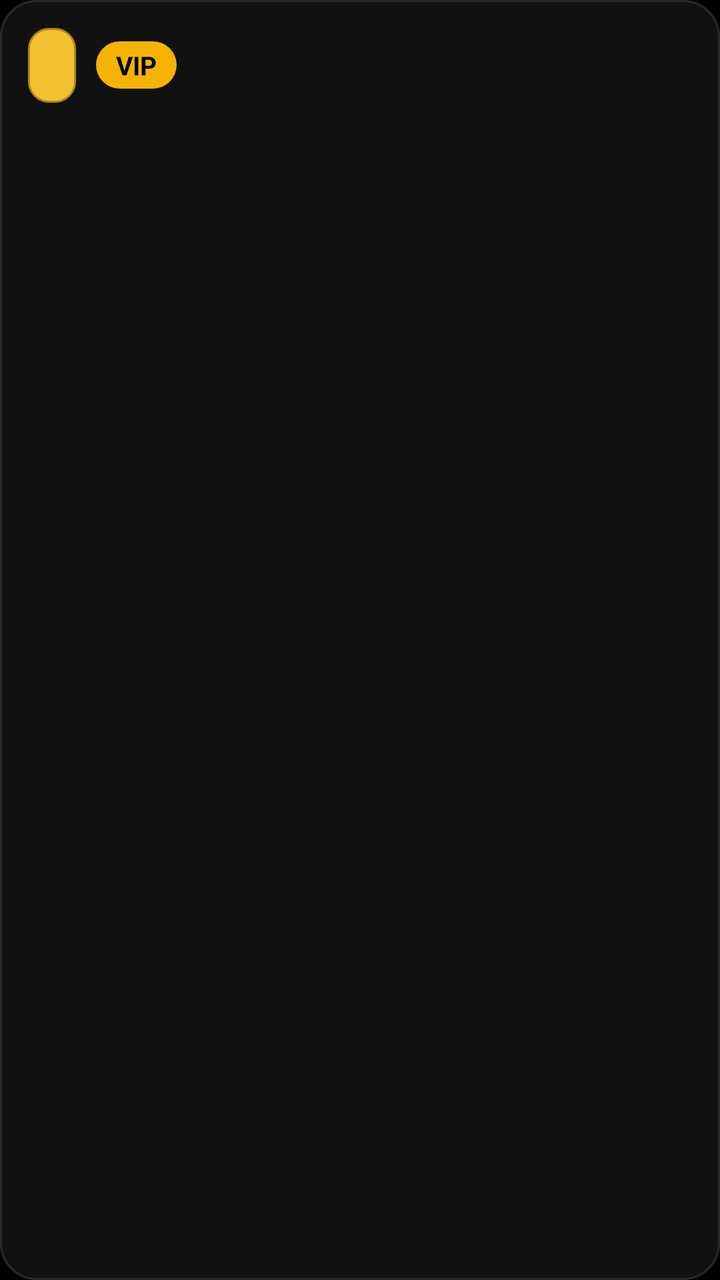
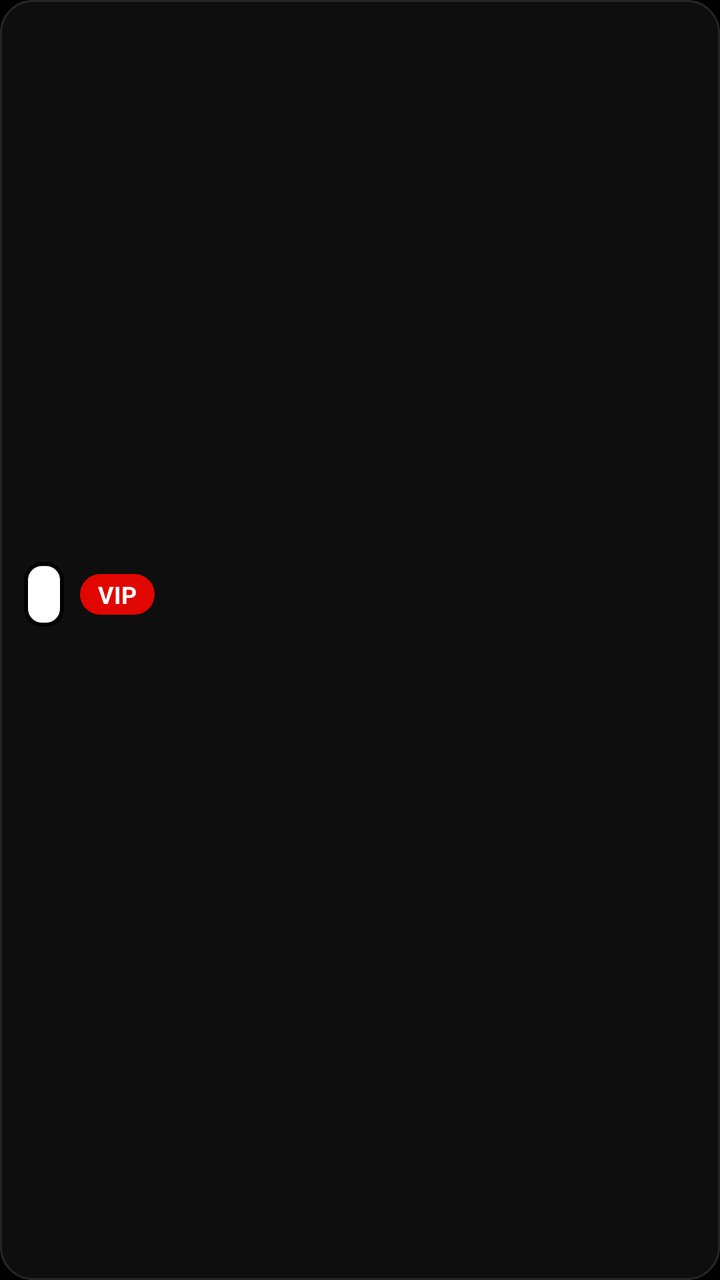

Before-and-after screenshots of an Android layout around one commit, followed by the original layout XML and the change that was made.
<!-- AndroidManifest.xml: application theme Theme.Reservas -->
<!-- res/layout/item_reserva.xml -->
<?xml version="1.0" encoding="utf-8"?>
<LinearLayout xmlns:android="http://schemas.android.com/apk/res/android"
    android:layout_width="match_parent"
    android:layout_height="wrap_content"
    android:layout_marginStart="16dp"
    android:layout_marginTop="5dp"
    android:layout_marginEnd="16dp"
    android:layout_marginBottom="5dp"
    android:background="@drawable/tarjeta"
    android:foreground="?attr/selectableItemBackground"
    android:orientation="vertical"
    android:padding="14dp">

    <LinearLayout
        android:layout_width="match_parent"
        android:layout_height="wrap_content"
        android:gravity="center_vertical"
        android:orientation="horizontal">

        <TextView
            android:id="@+id/itPlaca"
            android:layout_width="wrap_content"
            android:layout_height="wrap_content"
            android:background="@drawable/placa"
            android:fontFamily="monospace"
            android:paddingStart="12dp"
            android:paddingTop="4dp"
            android:paddingEnd="12dp"
            android:paddingBottom="4dp"
            android:textColor="@color/negro"
            android:textSize="22sp"
            android:textStyle="bold" />

        <TextView
            android:id="@+id/itVip"
            android:layout_width="wrap_content"
            android:layout_height="wrap_content"
            android:layout_marginStart="10dp"
            android:background="@drawable/badge_vip"
            android:paddingStart="10dp"
            android:paddingTop="3dp"
            android:paddingEnd="10dp"
            android:paddingBottom="3dp"
            android:text="VIP"
            android:textColor="@color/negro"
            android:textSize="13sp"
            android:textStyle="bold" />

        <View
            android:layout_width="0dp"
            android:layout_height="1dp"
            android:layout_weight="1" />

        <TextView
            android:id="@+id/itHora"
            android:layout_width="wrap_content"
            android:layout_height="wrap_content"
            android:textSize="14sp"
            android:textStyle="bold" />
    </LinearLayout>

    <TextView
        android:id="@+id/itNombre"
        android:layout_width="match_parent"
        android:layout_height="wrap_content"
        android:layout_marginTop="10dp"
        android:ellipsize="end"
        android:singleLine="true"
        android:textColor="@color/texto"
        android:textSize="17sp"
        android:textStyle="bold" />

    <TextView
        android:id="@+id/itDetalle"
        android:layout_width="match_parent"
        android:layout_height="wrap_content"
        android:layout_marginTop="2dp"
        android:ellipsize="end"
        android:maxLines="2"
        android:textColor="@color/texto_suave"
        android:textSize="13sp" />
</LinearLayout>
<!-- resources referenced by this layout -->
<resources>
  <color name="negro">#000000</color>
  <color name="texto">#FFFFFF</color>
  <color name="texto_suave">#8E8E93</color>
  <!-- drawable badge_vip (drawable) -->
  <?xml version="1.0" encoding="utf-8"?>
  <shape xmlns:android="http://schemas.android.com/apk/res/android" android:shape="rectangle">
      <solid android:color="@color/dorado" />
      <corners android:radius="100dp" />
  </shape>
  <!-- drawable placa (drawable) -->
  <?xml version="1.0" encoding="utf-8"?>
  <shape xmlns:android="http://schemas.android.com/apk/res/android" android:shape="rectangle">
      <solid android:color="@color/amarillo_placa" />
      <stroke android:width="1dp" android:color="#B38A12" />
      <corners android:radius="10dp" />
  </shape>
  <!-- drawable tarjeta (drawable) -->
  <?xml version="1.0" encoding="utf-8"?>
  <shape xmlns:android="http://schemas.android.com/apk/res/android" android:shape="rectangle">
      <solid android:color="@color/tarjeta" />
      <stroke android:width="1dp" android:color="@color/tarjeta_borde" />
      <corners android:radius="18dp" />
  </shape>
  <style name="Theme.Reservas" parent="Theme.Material3.Dark.NoActionBar">
          <item name="colorPrimary">@color/blanco</item>
          <item name="colorOnPrimary">@color/negro</item>
          <item name="colorSecondary">@color/verde</item>
          <item name="colorSurface">@color/tarjeta</item>
          <item name="android:windowBackground">@color/fondo</item>
          <item name="android:statusBarColor">@color/fondo</item>
          <item name="android:navigationBarColor">@color/fondo</item>
      </style>
  <color name="dorado">#F5B301</color>
  <color name="amarillo_placa">#F2C230</color>
  <color name="tarjeta">#111111</color>
  <color name="tarjeta_borde">#2A2A2A</color>
  <color name="blanco">#FFFFFF</color>
  <color name="verde">#22C55E</color>
  <color name="fondo">#000000</color>
</resources>

<!-- the commit's change to res/layout/item_reserva.xml (unified diff, before → after) -->
@@ -1,82 +1,103 @@
 <?xml version="1.0" encoding="utf-8"?>
 <LinearLayout xmlns:android="http://schemas.android.com/apk/res/android"
+    xmlns:app="http://schemas.android.com/apk/res-auto"
     android:layout_width="match_parent"
     android:layout_height="wrap_content"
     android:layout_marginStart="16dp"
-    android:layout_marginTop="5dp"
+    android:layout_marginTop="4dp"
     android:layout_marginEnd="16dp"
-    android:layout_marginBottom="5dp"
+    android:layout_marginBottom="4dp"
     android:background="@drawable/tarjeta"
     android:foreground="?attr/selectableItemBackground"
-    android:orientation="vertical"
-    android:padding="14dp">
+    android:gravity="center_vertical"
+    android:orientation="horizontal"
+    android:padding="12dp">
 
     <LinearLayout
-        android:layout_width="match_parent"
+        android:layout_width="0dp"
         android:layout_height="wrap_content"
-        android:gravity="center_vertical"
-        android:orientation="horizontal">
+        android:layout_weight="1"
+        android:orientation="vertical">
+
+        <LinearLayout
+            android:layout_width="match_parent"
+            android:layout_height="wrap_content"
+            android:gravity="center_vertical"
+            android:orientation="horizontal">
+
+            <TextView
+                android:id="@+id/itPlaca"
+                android:layout_width="wrap_content"
+                android:layout_height="wrap_content"
+                android:background="@drawable/placa"
+                android:fontFamily="monospace"
+                android:paddingStart="10dp"
+                android:paddingTop="2dp"
+                android:paddingEnd="10dp"
+                android:paddingBottom="2dp"
+                android:textColor="@color/negro"
+                android:textSize="21sp"
+                android:textStyle="bold" />
+
+            <TextView
+                android:id="@+id/itVip"
+                android:layout_width="wrap_content"
+                android:layout_height="wrap_content"
+                android:layout_marginStart="8dp"
+                android:background="@drawable/badge_vip"
+                android:paddingStart="9dp"
+                android:paddingTop="2dp"
+                android:paddingEnd="9dp"
+                android:paddingBottom="2dp"
+                android:text="VIP"
+                android:textColor="@color/blanco"
+                android:textSize="12sp"
+                android:textStyle="bold" />
+        </LinearLayout>
 
         <TextView
-            android:id="@+id/itPlaca"
-            android:layout_width="wrap_content"
+            android:id="@+id/itNombre"
+            android:layout_width="match_parent"
             android:layout_height="wrap_content"
-            android:background="@drawable/placa"
-            android:fontFamily="monospace"
-            android:paddingStart="12dp"
-            android:paddingTop="4dp"
-            android:paddingEnd="12dp"
-            android:paddingBottom="4dp"
-            android:textColor="@color/negro"
-            android:textSize="22sp"
+            android:layout_marginTop="6dp"
+            android:ellipsize="end"
+            android:singleLine="true"
+            android:textColor="@color/texto"
+            android:textSize="16sp"
             android:textStyle="bold" />
 
         <TextView
-            android:id="@+id/itVip"
-            android:layout_width="wrap_content"
+            android:id="@+id/itDetalle"
+            android:layout_width="match_parent"
             android:layout_height="wrap_content"
-            android:layout_marginStart="10dp"
-            android:background="@drawable/badge_vip"
-            android:paddingStart="10dp"
-            android:paddingTop="3dp"
-            android:paddingEnd="10dp"
-            android:paddingBottom="3dp"
-            android:text="VIP"
-            android:textColor="@color/negro"
-            android:textSize="13sp"
-            android:textStyle="bold" />
+            android:ellipsize="end"
+            android:singleLine="true"
+            android:textColor="@color/texto_suave"
+            android:textSize="13sp" />
+    </LinearLayout>
 
-        <View
-            android:layout_width="0dp"
-            android:layout_height="1dp"
-            android:layout_weight="1" />
+    <LinearLayout
+        android:layout_width="wrap_content"
+        android:layout_height="wrap_content"
+        android:layout_marginStart="8dp"
+        android:gravity="end|center_vertical"
+        android:orientation="vertical">
 
         <TextView
             android:id="@+id/itHora"
             android:layout_width="wrap_content"
             android:layout_height="wrap_content"
-            android:textSize="14sp"
+            android:textSize="13sp"
             android:textStyle="bold" />
+
+        <ImageView
+            android:id="@+id/itFoto"
+            android:layout_width="20dp"
+            android:layout_height="20dp"
+            android:layout_marginTop="6dp"
+            android:contentDescription="Tiene foto"
+            android:src="@drawable/ic_camara"
+            android:visibility="gone"
+            app:tint="@color/texto_suave" />
     </LinearLayout>
-
-    <TextView
-        android:id="@+id/itNombre"
-        android:layout_width="match_parent"
-        android:layout_height="wrap_content"
-        android:layout_marginTop="10dp"
-        android:ellipsize="end"
-        android:singleLine="true"
-        android:textColor="@color/texto"
-        android:textSize="17sp"
-        android:textStyle="bold" />
-
-    <TextView
-        android:id="@+id/itDetalle"
-        android:layout_width="match_parent"
-        android:layout_height="wrap_content"
-        android:layout_marginTop="2dp"
-        android:ellipsize="end"
-        android:maxLines="2"
-        android:textColor="@color/texto_suave"
-        android:textSize="13sp" />
 </LinearLayout>
<!-- resource entries referenced after the edit -->
@@ -2,42 +2,54 @@
 <resources>
   <color name="negro">#000000</color>
   <color name="texto">#FFFFFF</color>
-  <color name="texto_suave">#8E8E93</color>
+  <color name="texto_suave">#9B9B9B</color>
   <!-- drawable badge_vip (drawable) -->
   <?xml version="1.0" encoding="utf-8"?>
   <shape xmlns:android="http://schemas.android.com/apk/res/android" android:shape="rectangle">
-      <solid android:color="@color/dorado" />
+      <solid android:color="@color/rojo" />
       <corners android:radius="100dp" />
   </shape>
+  <!-- drawable ic_camara (drawable) -->
+  <?xml version="1.0" encoding="utf-8"?>
+  <vector xmlns:android="http://schemas.android.com/apk/res/android"
+      android:width="24dp"
+      android:height="24dp"
+      android:viewportWidth="24"
+      android:viewportHeight="24">
+      <path
+          android:fillColor="#FFFFFFFF"
+          android:pathData="M12,15.2c1.77,0 3.2,-1.43 3.2,-3.2S13.77,8.8 12,8.8 8.8,10.23 8.8,12s1.43,3.2 3.2,3.2zM9,2L7.17,4H4c-1.1,0 -2,0.9 -2,2v12c0,1.1 0.9,2 2,2h16c1.1,0 2,-0.9 2,-2V6c0,-1.1 -0.9,-2 -2,-2h-3.17L15,2H9zM12,17c-2.76,0 -5,-2.24 -5,-5s2.24,-5 5,-5 5,2.24 5,5 -2.24,5 -5,5z" />
+  </vector>
   <!-- drawable placa (drawable) -->
   <?xml version="1.0" encoding="utf-8"?>
   <shape xmlns:android="http://schemas.android.com/apk/res/android" android:shape="rectangle">
-      <solid android:color="@color/amarillo_placa" />
-      <stroke android:width="1dp" android:color="#B38A12" />
-      <corners android:radius="10dp" />
+      <solid android:color="@color/blanco" />
+      <stroke android:width="2dp" android:color="@color/negro" />
+      <corners android:radius="8dp" />
   </shape>
   <!-- drawable tarjeta (drawable) -->
   <?xml version="1.0" encoding="utf-8"?>
   <shape xmlns:android="http://schemas.android.com/apk/res/android" android:shape="rectangle">
       <solid android:color="@color/tarjeta" />
       <stroke android:width="1dp" android:color="@color/tarjeta_borde" />
-      <corners android:radius="18dp" />
+      <corners android:radius="16dp" />
   </shape>
   <style name="Theme.Reservas" parent="Theme.Material3.Dark.NoActionBar">
           <item name="colorPrimary">@color/blanco</item>
           <item name="colorOnPrimary">@color/negro</item>
-          <item name="colorSecondary">@color/verde</item>
+          <item name="colorSecondary">@color/rojo</item>
+          <item name="colorOnSecondary">@color/blanco</item>
+          <item name="colorError">@color/rojo</item>
           <item name="colorSurface">@color/tarjeta</item>
+          <item name="colorOnSurface">@color/blanco</item>
           <item name="android:windowBackground">@color/fondo</item>
           <item name="android:statusBarColor">@color/fondo</item>
           <item name="android:navigationBarColor">@color/fondo</item>
       </style>
-  <color name="dorado">#F5B301</color>
-  <color name="amarillo_placa">#F2C230</color>
-  <color name="tarjeta">#111111</color>
-  <color name="tarjeta_borde">#2A2A2A</color>
+  <color name="rojo">#E10600</color>
+  <color name="tarjeta">#0E0E0E</color>
+  <color name="tarjeta_borde">#262626</color>
   <color name="blanco">#FFFFFF</color>
-  <color name="verde">#22C55E</color>
   <color name="fondo">#000000</color>
 </resources>
 
